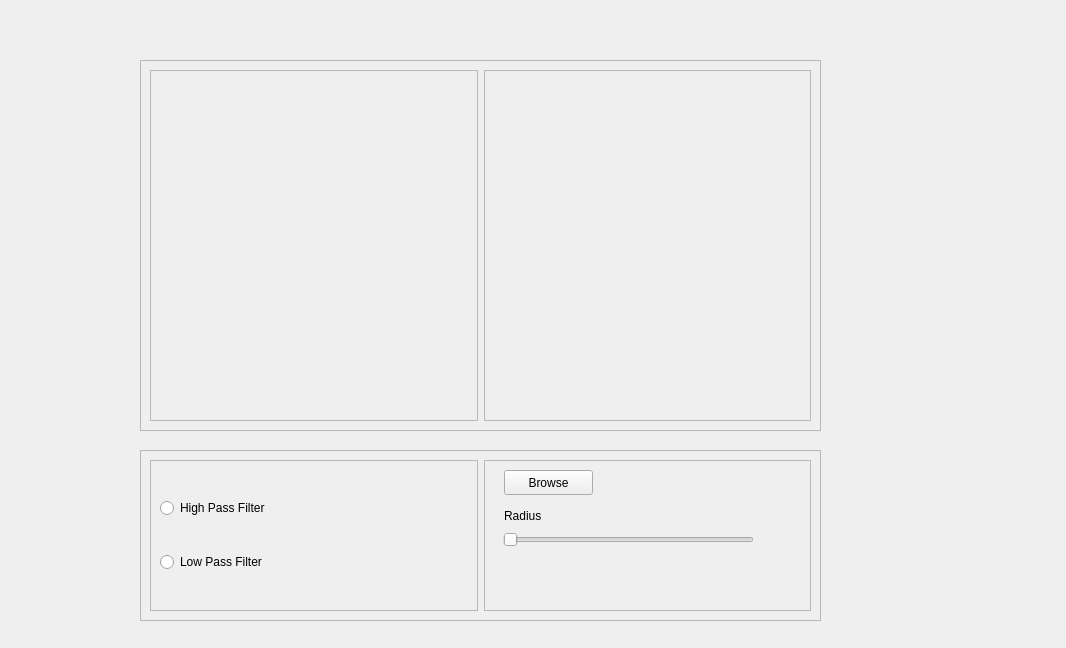
SBME2025-ComputerVision/Task1_CV_CPP, file Task1/UI/frequencywidget.ui: the form before one commit.
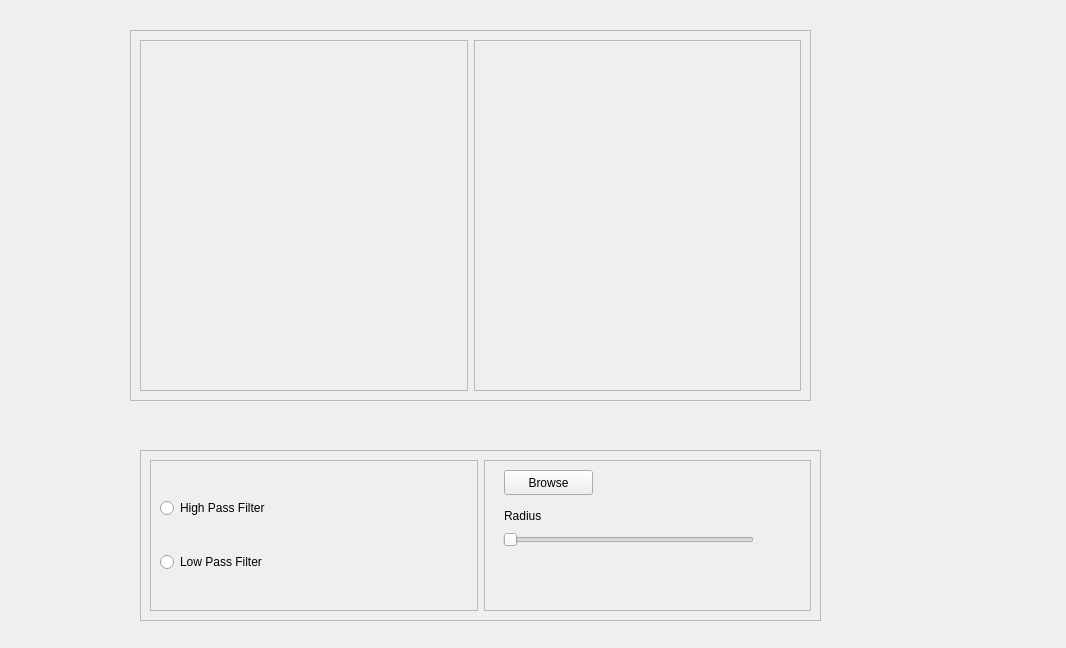
The form after the commit.

Patch:
```diff
--- a/Task1/UI/frequencywidget.ui
+++ b/Task1/UI/frequencywidget.ui
@@ -16,8 +16,8 @@
   <widget class="QFrame" name="frame_3">
    <property name="geometry">
     <rect>
-     <x>140</x>
-     <y>60</y>
+     <x>130</x>
+     <y>30</y>
      <width>681</width>
      <height>371</height>
     </rect>
```
